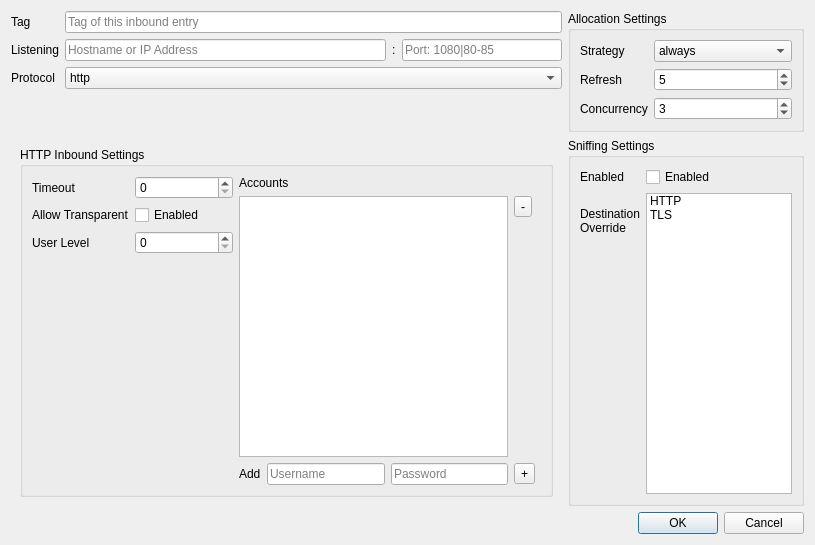
First picture: the form in src/ui/editors/w_InboundEditor.ui, repository darsvador/qvssr, before the edit.
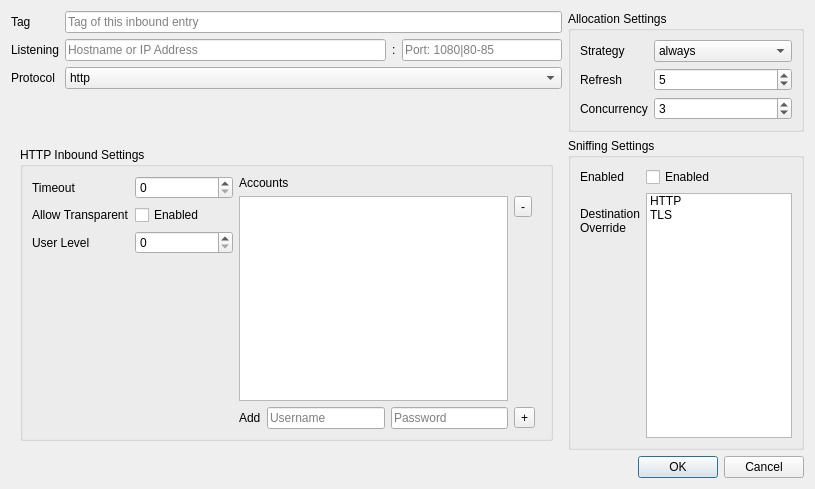
Second picture: the form after the edit.

Commit message: ui: rearranged StreamSettings

The edit to the form file:
```diff
--- a/src/ui/editors/w_InboundEditor.ui
+++ b/src/ui/editors/w_InboundEditor.ui
@@ -10,7 +10,7 @@
     <x>0</x>
     <y>0</y>
     <width>815</width>
-    <height>545</height>
+    <height>489</height>
    </rect>
   </property>
   <property name="windowTitle">
```
The commit also changes 4 other files.
